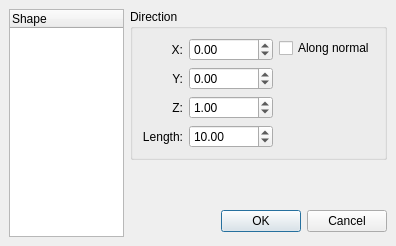
berndhahnebach/All_FreeCAD, file src/Mod/Part/Gui/DlgExtrusion.ui: the form before one commit.
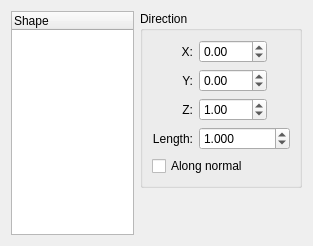
The form after the commit.

Commit message: + let task dialog decide on altering of document, view and selection + add command to reverse orientation of shape + use const reference of TopoDS_Shape where possible + add missing files to Makefile.am + implement extrusion and revolution dialogs as task panel + completely rework boolean operation dialog

```diff
--- a/src/Mod/Part/Gui/DlgExtrusion.ui
+++ b/src/Mod/Part/Gui/DlgExtrusion.ui
@@ -3,48 +3,54 @@
  <comment></comment>
  <exportmacro></exportmacro>
  <class>PartGui::DlgExtrusion</class>
- <widget class="QDialog" name="PartGui::DlgExtrusion" >
-  <property name="geometry" >
+ <widget class="QDialog" name="PartGui::DlgExtrusion">
+  <property name="geometry">
    <rect>
     <x>0</x>
     <y>0</y>
-    <width>396</width>
+    <width>313</width>
     <height>246</height>
    </rect>
   </property>
   <property name="windowTitle" >
    <string>Extrude</string>
   </property>
-  <layout class="QGridLayout" >
-   <property name="margin" >
-    <number>9</number>
-   </property>
-   <property name="spacing" >
-    <number>6</number>
-   </property>
-   <item row="0" column="1" >
-    <widget class="QGroupBox" name="groupBox_2" >
-     <property name="title" >
+  <layout class="QGridLayout" name="gridLayout_2">
+   <item row="0" column="0" rowspan="2">
+    <widget class="QTreeWidget" name="treeWidget">
+     <property name="selectionMode">
+      <enum>QAbstractItemView::ExtendedSelection</enum>
+     </property>
+     <property name="indentation">
+      <number>20</number>
+     </property>
+     <property name="rootIsDecorated">
+      <bool>false</bool>
+     </property>
+     <column>
+      <property name="text">
+       <string>Shape</string>
+      </property>
+     </column>
+    </widget>
+   </item>
+   <item row="0" column="1">
+    <widget class="QGroupBox" name="groupBox_2">
+     <property name="title">
       <string>Direction</string>
      </property>
-     <layout class="QGridLayout" >
-      <property name="margin" >
-       <number>9</number>
-      </property>
-      <property name="spacing" >
-       <number>6</number>
-      </property>
-      <item rowspan="2" row="0" column="0" >
-       <layout class="QGridLayout" >
-        <property name="margin" >
+     <layout class="QGridLayout" name="gridLayout">
+      <item row="0" column="0">
+       <layout class="QGridLayout">
+        <property name="margin">
          <number>0</number>
         </property>
-        <property name="spacing" >
+        <property name="spacing">
          <number>6</number>
         </property>
-        <item row="0" column="0" >
-         <widget class="QLabel" name="label_2" >
-          <property name="text" >
+        <item row="0" column="0">
+         <widget class="QLabel" name="label_2">
+          <property name="text">
            <string>X:</string>
           </property>
           <property name="alignment" >
@@ -52,19 +58,25 @@
           </property>
          </widget>
         </item>
-        <item row="0" column="1" >
-         <widget class="QDoubleSpinBox" name="dirX" >
-          <property name="maximum" >
-           <double>100</double>
+        <item row="0" column="1">
+         <widget class="QDoubleSpinBox" name="dirX">
+          <property name="sizePolicy">
+           <sizepolicy hsizetype="Maximum" vsizetype="Fixed">
+            <horstretch>0</horstretch>
+            <verstretch>0</verstretch>
+           </sizepolicy>
           </property>
-          <property name="minimum" >
-           <double>-100</double>
+          <property name="minimum">
+           <double>-100.000000000000000</double>
+          </property>
+          <property name="maximum">
+           <double>100.000000000000000</double>
           </property>
          </widget>
         </item>
-        <item row="2" column="0" >
-         <widget class="QLabel" name="label_4" >
-          <property name="text" >
+        <item row="2" column="0">
+         <widget class="QLabel" name="label_4">
+          <property name="text">
            <string>Z:</string>
           </property>
           <property name="alignment" >
@@ -72,19 +84,25 @@
           </property>
          </widget>
         </item>
-        <item row="1" column="1" >
-         <widget class="QDoubleSpinBox" name="dirY" >
-          <property name="maximum" >
-           <double>100</double>
+        <item row="1" column="1">
+         <widget class="QDoubleSpinBox" name="dirY">
+          <property name="sizePolicy">
+           <sizepolicy hsizetype="Maximum" vsizetype="Fixed">
+            <horstretch>0</horstretch>
+            <verstretch>0</verstretch>
+           </sizepolicy>
           </property>
-          <property name="minimum" >
-           <double>-100</double>
+          <property name="minimum">
+           <double>-100.000000000000000</double>
+          </property>
+          <property name="maximum">
+           <double>100.000000000000000</double>
           </property>
          </widget>
         </item>
-        <item row="1" column="0" >
-         <widget class="QLabel" name="label_3" >
-          <property name="text" >
+        <item row="1" column="0">
+         <widget class="QLabel" name="label_3">
+          <property name="text">
            <string>Y:</string>
           </property>
           <property name="alignment" >
@@ -92,22 +110,28 @@
           </property>
          </widget>
         </item>
-        <item row="2" column="1" >
-         <widget class="QDoubleSpinBox" name="dirZ" >
-          <property name="maximum" >
-           <double>100</double>
+        <item row="2" column="1">
+         <widget class="QDoubleSpinBox" name="dirZ">
+          <property name="sizePolicy">
+           <sizepolicy hsizetype="Maximum" vsizetype="Fixed">
+            <horstretch>0</horstretch>
+            <verstretch>0</verstretch>
+           </sizepolicy>
           </property>
-          <property name="minimum" >
-           <double>-100</double>
+          <property name="minimum">
+           <double>-100.000000000000000</double>
           </property>
-          <property name="value" >
-           <double>1</double>
+          <property name="maximum">
+           <double>100.000000000000000</double>
+          </property>
+          <property name="value">
+           <double>1.000000000000000</double>
           </property>
          </widget>
         </item>
-        <item row="3" column="0" >
-         <widget class="QLabel" name="label_5" >
-          <property name="text" >
+        <item row="3" column="0">
+         <widget class="QLabel" name="label_5">
+          <property name="text">
            <string>Length:</string>
           </property>
           <property name="alignment" >
@@ -115,47 +139,46 @@
           </property>
          </widget>
         </item>
-        <item row="3" column="1" >
-         <widget class="QDoubleSpinBox" name="dirLen" >
-          <property name="maximum" >
-           <double>2.14748e+09</double>
+        <item row="3" column="1">
+         <widget class="QDoubleSpinBox" name="dirLen">
+          <property name="sizePolicy">
+           <sizepolicy hsizetype="Maximum" vsizetype="Fixed">
+            <horstretch>0</horstretch>
+            <verstretch>0</verstretch>
+           </sizepolicy>
           </property>
-          <property name="value" >
-           <double>10</double>
+          <property name="decimals">
+           <number>3</number>
+          </property>
+          <property name="minimum">
+           <double>0.001000000000000</double>
+          </property>
+          <property name="maximum">
+           <double>2147480000.000000000000000</double>
+          </property>
+          <property name="value">
+           <double>1.000000000000000</double>
           </property>
          </widget>
         </item>
        </layout>
       </item>
-      <item row="0" column="1" >
-       <widget class="QCheckBox" name="checkNormal" >
-        <property name="text" >
+      <item row="1" column="0">
+       <widget class="QCheckBox" name="checkNormal">
+        <property name="text">
          <string>Along normal</string>
         </property>
        </widget>
       </item>
-      <item row="1" column="1" >
-       <spacer>
-        <property name="orientation" >
-         <enum>Qt::Vertical</enum>
-        </property>
-        <property name="sizeHint" >
-         <size>
-          <width>20</width>
-          <height>50</height>
-         </size>
-        </property>
-       </spacer>
-      </item>
      </layout>
     </widget>
    </item>
-   <item row="1" column="1" >
+   <item row="1" column="1">
     <spacer>
-     <property name="orientation" >
+     <property name="orientation">
       <enum>Qt::Vertical</enum>
      </property>
-     <property name="sizeHint" >
+     <property name="sizeHint" stdset="0">
       <size>
        <width>20</width>
        <height>21</height>
@@ -163,61 +186,6 @@
      </property>
     </spacer>
    </item>
-   <item row="2" column="1" >
-    <layout class="QHBoxLayout" >
-     <property name="margin" >
-      <number>0</number>
-     </property>
-     <property name="spacing" >
-      <number>6</number>
-     </property>
-     <item>
-      <spacer>
-       <property name="orientation" >
-        <enum>Qt::Horizontal</enum>
-       </property>
-       <property name="sizeHint" >
-        <size>
-         <width>131</width>
-         <height>31</height>
-        </size>
-       </property>
-      </spacer>
-     </item>
-     <item>
-      <widget class="QPushButton" name="okButton" >
-       <property name="text" >
-        <string>OK</string>
-       </property>
-      </widget>
-     </item>
-     <item>
-      <widget class="QPushButton" name="cancelButton" >
-       <property name="text" >
-        <string>Cancel</string>
-       </property>
-      </widget>
-     </item>
-    </layout>
-   </item>
-   <item rowspan="3" row="0" column="0" >
-    <widget class="QTreeWidget" name="treeWidget" >
-     <property name="selectionMode" >
-      <enum>QAbstractItemView::ExtendedSelection</enum>
-     </property>
-     <property name="indentation" >
-      <number>20</number>
-     </property>
-     <property name="rootIsDecorated" >
-      <bool>false</bool>
-     </property>
-     <column>
-      <property name="text" >
-       <string>Shape</string>
-      </property>
-     </column>
-    </widget>
-   </item>
   </layout>
  </widget>
  <pixmapfunction></pixmapfunction>
```
Left out of the diff: 54 changed lines with no effect on the pictures. The commit also changes 24 other files.
